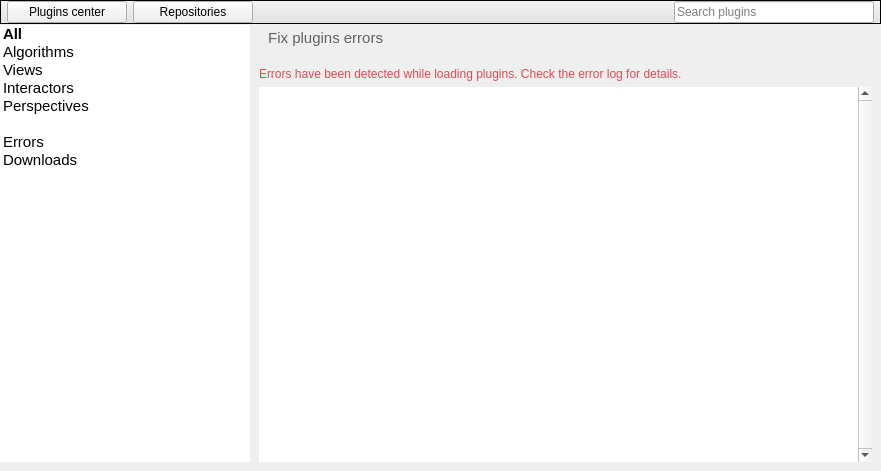
First picture: the form in software/tulip4/tulip_app/designer/PluginsCenter.ui, repository vadivelselvaraj/TulipGLImprovement, before the edit.
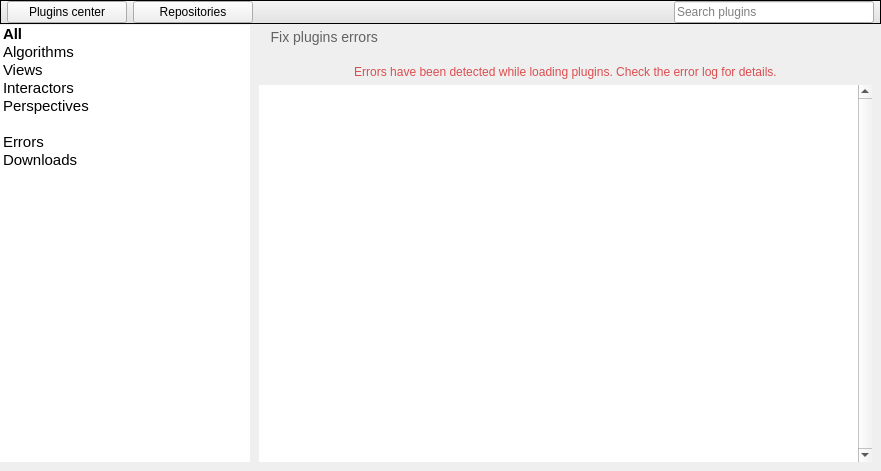
Second picture: the form after the edit. The open tabs and pages were chosen to show the change. Icons and pictures are not drawn.

Commit message: Fixed font sizes in labels from Tulip welcome screens

Patch:
```diff
--- a/software/tulip4/tulip_app/designer/PluginsCenter.ui
+++ b/software/tulip4/tulip_app/designer/PluginsCenter.ui
@@ -611,23 +611,32 @@
          <item>
           <widget class="QLabel" name="label">
            <property name="text">
-            <string>&lt;!DOCTYPE HTML PUBLIC &quot;-//W3C//DTD HTML 4.0//EN&quot; &quot;http://www.w3.org/TR/REC-html40/strict.dtd&quot;&gt;
-&lt;html&gt;&lt;head&gt;&lt;meta name=&quot;qrichtext&quot; content=&quot;1&quot; /&gt;&lt;style type=&quot;text/css&quot;&gt;
+            <string>&lt;html&gt;&lt;head&gt;&lt;meta name=&quot;qrichtext&quot; content=&quot;1&quot; /&gt;&lt;style type=&quot;text/css&quot;&gt;
 p, li { white-space: pre-wrap; }
-&lt;/style&gt;&lt;/head&gt;&lt;body style=&quot; font-family:'Cantarell'; font-size:11pt; font-weight:400; font-style:normal;&quot;&gt;
-&lt;p style=&quot; margin-top:0px; margin-bottom:0px; margin-left:0px; margin-right:0px; -qt-block-indent:0; text-indent:0px;&quot;&gt;&lt;img src=&quot;:/tulip/app/ui/list_bullet_arrow.png&quot; /&gt;&lt;span style=&quot; font-family:'MS Shell Dlg 2'; font-size:8pt;&quot;&gt;   &lt;/span&gt;&lt;span style=&quot; font-family:'MS Shell Dlg 2'; color:#626262;&quot;&gt;Fix plugins errors&lt;/span&gt;&lt;/p&gt;
-&lt;p style=&quot;-qt-paragraph-type:empty; margin-top:0px; margin-bottom:0px; margin-left:0px; margin-right:0px; -qt-block-indent:0; text-indent:0px; font-family:'MS Shell Dlg 2'; font-size:9pt; color:#626262;&quot;&gt;&lt;/p&gt;&lt;/body&gt;&lt;/html&gt;</string>
+&lt;/style&gt;&lt;/head&gt;
+
+&lt;body&gt;
+&lt;p style=&quot; margin-top:0px; margin-bottom:0px; margin-left:0px; margin-right:0px; -qt-block-indent:0; text-indent:0px;&quot;&gt;&lt;img src=&quot;:/tulip/app/ui/list_bullet_arrow.png&quot; /&gt;&lt;span style=&quot;color:#626262; font-size:large;&quot;&gt;   Fix plugins errors&lt;/span&gt;&lt;/p&gt;
+
+&lt;p style=&quot;-qt-paragraph-type:empty; margin-top:0px; margin-bottom:0px; margin-left:0px; margin-right:0px; -qt-block-indent:0; text-indent:0px; font-size:medium;&quot;&gt; &lt;/p&gt;
+
+&lt;/body&gt;
+
+&lt;/html&gt;</string>
            </property>
           </widget>
          </item>
          <item>
           <widget class="QLabel" name="errorsLabel">
            <property name="text">
-            <string>&lt;!DOCTYPE HTML PUBLIC &quot;-//W3C//DTD HTML 4.0//EN&quot; &quot;http://www.w3.org/TR/REC-html40/strict.dtd&quot;&gt;
-&lt;html&gt;&lt;head&gt;&lt;meta name=&quot;qrichtext&quot; content=&quot;1&quot; /&gt;&lt;style type=&quot;text/css&quot;&gt;
+            <string>&lt;html&gt;&lt;head&gt;&lt;meta name=&quot;qrichtext&quot; content=&quot;1&quot; /&gt;&lt;style type=&quot;text/css&quot;&gt;
 p, li { white-space: pre-wrap; }
-&lt;/style&gt;&lt;/head&gt;&lt;body style=&quot; font-family:'Cantarell'; font-size:11pt; font-weight:400; font-style:normal;&quot;&gt;
-&lt;p style=&quot; margin-top:0px; margin-bottom:0px; margin-left:0px; margin-right:0px; -qt-block-indent:0; text-indent:0px;&quot;&gt;&lt;span style=&quot; font-size:9pt; color:#dc4d4f;&quot;&gt;Errors have been detected while loading plugins. Check the error log for details.&lt;/span&gt;&lt;/p&gt;&lt;/body&gt;&lt;/html&gt;</string>
+&lt;/style&gt;&lt;/head&gt;
+
+&lt;body&gt;
+&lt;p align=&quot;center&quot; style=&quot; margin-top:0px; margin-bottom:0px; margin-left:0px; margin-right:0px; -qt-block-indent:0; text-indent:0px;&quot;&gt;&lt;span style=&quot;color:#dc4d4f;  font-size:medium;&quot;&gt;Errors have been detected while loading plugins. Check the error log for details.&lt;/span&gt;&lt;/p&gt;
+
+&lt;/body&gt;&lt;/html&gt;</string>
            </property>
            <property name="wordWrap">
             <bool>true</bool>
@@ -659,7 +668,7 @@
               <x>0</x>
               <y>0</y>
               <width>402</width>
-              <height>357</height>
+              <height>373</height>
              </rect>
             </property>
             <property name="styleSheet">
```
Left out of the diff: 20 changed lines with no effect on the pictures. The commit also changes 4 other files.
